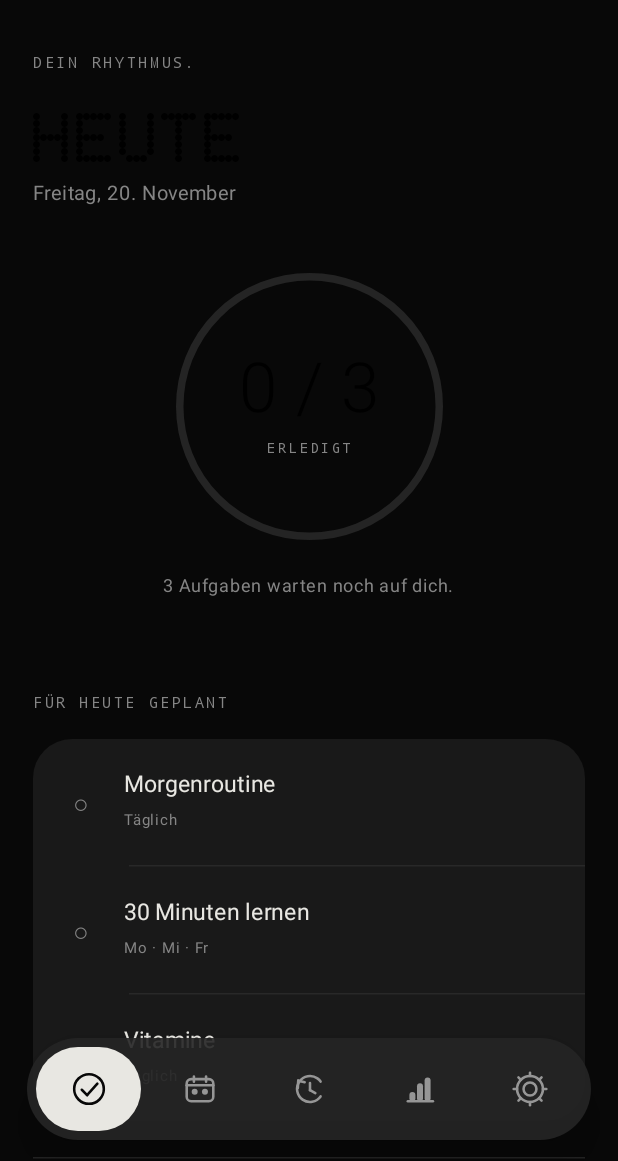
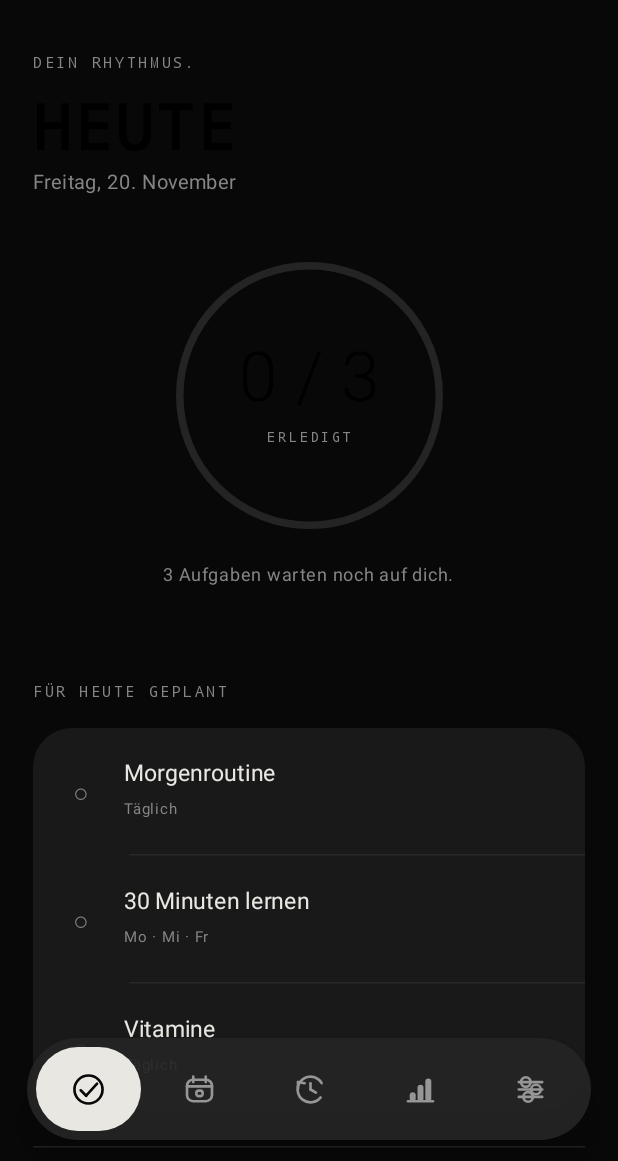
Before and after one commit to lukaechen/NPlanner, an Android app built with Jetpack Compose: the screen it shows after launch (MainActivity), on a phone screen of 412 x 824 dp, the part 75-1236 px from its top. Run offline under Robolectric (Android 15) with nearby library versions, the phone set to English and light mode, and no system bars.

Commit message:
Add files via upload

```diff
--- a/app/src/main/java/at/lukaechen/nplanner/MainActivity.kt
+++ b/app/src/main/java/at/lukaechen/nplanner/MainActivity.kt
@@ -115,7 +115,7 @@ class MainActivity : ComponentActivity() {
             onDismissRequest = { addDialog = false },
             containerColor = Panel,
             shape = RoundedCornerShape(28.dp),
-            title = { Text("NEUE AUFGABE", fontFamily = ndot, fontSize = 24.sp) },
+            title = { DotMatrixTitle("NEUE AUFGABE", fontSize = 24.sp) },
             text = { OutlinedTextField(newName, { newName = it.take(60) }, label = { Text("Bezeichnung") }, singleLine = true) },
             confirmButton = { TextButton(enabled = newName.isNotBlank(), onClick = {
                 rules = rules + Rule(UUID.randomUUID().toString(), newName.trim(), (1..7).toSet())
@@ -126,13 +126,18 @@ class MainActivity : ComponentActivity() {
     }
 }
 
+@Composable private fun DotMatrixTitle(text: String, modifier: Modifier = Modifier, fontSize: androidx.compose.ui.unit.TextUnit = 42.sp) {
+    // Safe display layer: system glyphs plus dot-matrix texture. Avoids blank headings caused by the current OTF.
+    Text(text, modifier = modifier, fontFamily = FontFamily.Monospace, fontWeight = FontWeight.Bold, fontSize = fontSize, lineHeight = fontSize * 1.06f, letterSpacing = 2.sp)
+}
+
 @Composable private fun Screen(ndot: FontFamily, eyebrow: String, title: String, subtitle: String, content: @Composable ColumnScope.() -> Unit) {
     Column(Modifier.fillMaxSize().verticalScroll(rememberScrollState()).padding(horizontal = 22.dp).padding(top = 26.dp, bottom = 120.dp)) {
         Row(verticalAlignment = Alignment.CenterVertically) {
             Box(Modifier.size(6.dp).background(Red, CircleShape)); Spacer(Modifier.width(9.dp)); Text("NPLANNER", fontFamily = FontFamily.Monospace, fontSize = 11.sp, letterSpacing = 2.sp)
         }
         Spacer(Modifier.height(30.dp)); Text(eyebrow, color = Muted, fontFamily = FontFamily.Monospace, fontSize = 10.sp, letterSpacing = 1.8.sp)
-        Text(title, fontFamily = ndot, fontSize = 42.sp, lineHeight = 45.sp, modifier = Modifier.padding(top = 7.dp))
+        DotMatrixTitle(title, Modifier.padding(top = 7.dp))
         Text(subtitle, color = Muted, fontSize = 13.sp); Spacer(Modifier.height(22.dp)); content()
     }
 }
@@ -145,7 +150,7 @@ class MainActivity : ComponentActivity() {
         Text(if (done == rules.size) "Dein Tag ist abgeschlossen." else "${rules.size - done} ${if (rules.size - done == 1) "Aufgabe wartet" else "Aufgaben warten"} noch auf dich.", color = Muted, fontSize = 12.sp, modifier = Modifier.align(Alignment.CenterHorizontally))
         Spacer(Modifier.height(28.dp))
         if (done == rules.size) {
-            Text("FÜR HEUTE FERTIG.", fontFamily = ndot, fontSize = 30.sp, modifier = Modifier.align(Alignment.CenterHorizontally))
+            DotMatrixTitle("FÜR HEUTE FERTIG.", Modifier.align(Alignment.CenterHorizontally), 29.sp)
             Text("Alles erledigt. Der Rest des Tages gehört dir.", color = Muted, fontSize = 13.sp, modifier = Modifier.align(Alignment.CenterHorizontally).padding(top = 8.dp, bottom = 25.dp))
         } else {
             SectionLabel("FÜR HEUTE GEPLANT")
@@ -258,38 +263,45 @@ private enum class NavGlyph { TODAY, WEEK, HISTORY, STATS, SETUP }
 }
 
 @Composable private fun NavIcon(glyph: NavGlyph, color: Color) {
-    Canvas(Modifier.size(25.dp)) {
-        val w = 1.7.dp.toPx()
-        fun line(a: Offset, b: Offset) = drawLine(color, a, b, w, StrokeCap.Round)
-        when (glyph) {
+    Canvas(Modifier.size(26.dp)) {
+        val w = 1.75.dp.toPx(); val cx=size.width/2; val cy=size.height/2
+        fun line(x1:Float,y1:Float,x2:Float,y2:Float)=drawLine(color,Offset(x1,y1),Offset(x2,y2),w,StrokeCap.Round)
+        when(glyph) {
             NavGlyph.TODAY -> {
-                drawCircle(color, radius = size.minDimension * .39f, style = Stroke(w))
-                line(Offset(size.width*.31f,size.height*.52f), Offset(size.width*.45f,size.height*.66f))
-                line(Offset(size.width*.45f,size.height*.66f), Offset(size.width*.72f,size.height*.36f))
+                drawCircle(color,size.width*.36f,Offset(cx,cy),style=Stroke(w))
+                line(size.width*.30f,size.height*.52f,size.width*.44f,size.height*.66f)
+                line(size.width*.44f,size.height*.66f,size.width*.72f,size.height*.35f)
             }
             NavGlyph.WEEK -> {
-                val left=size.width*.15f; val top=size.height*.24f; val right=size.width*.85f; val bottom=size.height*.82f
-                drawRoundRect(color, Offset(left,top), Size(right-left,bottom-top), cornerRadius=androidx.compose.ui.geometry.CornerRadius(3.dp.toPx()), style=Stroke(w))
-                line(Offset(left, size.height*.40f), Offset(right,size.height*.40f))
-                line(Offset(size.width*.34f,size.height*.17f),Offset(size.width*.34f,size.height*.31f)); line(Offset(size.width*.66f,size.height*.17f),Offset(size.width*.66f,size.height*.31f))
-                drawCircle(color,2.dp.toPx(),Offset(size.width*.36f,size.height*.57f)); drawCircle(color,2.dp.toPx(),Offset(size.width*.63f,size.height*.57f))
+                // clean calendar outline with two binding tabs and one date square
+                val l=size.width*.18f; val t=size.height*.25f; val r=size.width*.82f; val b=size.height*.80f
+                drawRoundRect(color,Offset(l,t),Size(r-l,b-t),androidx.compose.ui.geometry.CornerRadius(4.dp.toPx()),style=Stroke(w))
+                line(l,size.height*.42f,r,size.height*.42f)
+                line(size.width*.34f,size.height*.17f,size.width*.34f,size.height*.31f)
+                line(size.width*.66f,size.height*.17f,size.width*.66f,size.height*.31f)
+                drawRoundRect(color,Offset(size.width*.42f,size.height*.53f),Size(size.width*.16f,size.height*.14f),androidx.compose.ui.geometry.CornerRadius(1.5.dp.toPx()),style=Stroke(w))
             }
             NavGlyph.HISTORY -> {
-                drawArc(color, 35f, 290f, false, Offset(size.width*.16f,size.height*.16f), Size(size.width*.68f,size.height*.68f), style=Stroke(w,cap=StrokeCap.Round))
-                line(Offset(size.width*.19f,size.height*.28f),Offset(size.width*.18f,size.height*.47f)); line(Offset(size.width*.19f,size.height*.28f),Offset(size.width*.36f,size.height*.32f))
-                line(Offset(size.width*.50f,size.height*.34f),Offset(size.width*.50f,size.height*.53f)); line(Offset(size.width*.50f,size.height*.53f),Offset(size.width*.64f,size.height*.61f))
+                // simple history clock: circular arrow + clock hands
+                drawArc(color,38f,292f,false,Offset(size.width*.17f,size.height*.17f),Size(size.width*.66f,size.height*.66f),style=Stroke(w,cap=StrokeCap.Round))
+                line(size.width*.18f,size.height*.31f,size.width*.18f,size.height*.49f)
+                line(size.width*.18f,size.height*.31f,size.width*.35f,size.height*.34f)
+                line(cx,cy,cx,size.height*.34f); line(cx,cy,size.width*.64f,size.height*.58f)
             }
             NavGlyph.STATS -> {
-                val base=size.height*.82f; line(Offset(size.width*.18f,base),Offset(size.width*.84f,base))
-                listOf(.30f to .58f,.50f to .35f,.70f to .20f).forEach { (x,t) ->
-                    drawRoundRect(color, Offset(size.width*x-2.dp.toPx(),size.height*t), Size(4.dp.toPx(),base-size.height*t), cornerRadius=androidx.compose.ui.geometry.CornerRadius(2.dp.toPx()))
-                }
+                val base=size.height*.80f
+                line(size.width*.18f,base,size.width*.82f,base)
+                val xs=listOf(.30f,.50f,.70f); val tops=listOf(.57f,.38f,.22f)
+                xs.indices.forEach { i -> drawRoundRect(color,Offset(size.width*xs[i]-2.dp.toPx(),size.height*tops[i]),Size(4.dp.toPx(),base-size.height*tops[i]),androidx.compose.ui.geometry.CornerRadius(2.dp.toPx())) }
             }
             NavGlyph.SETUP -> {
-                drawCircle(color, radius=size.width*.17f, style=Stroke(w)); drawCircle(color,radius=size.width*.34f,style=Stroke(w))
-                repeat(8){i-> val a=Math.toRadians((i*45).toDouble()); val c=Offset(size.width/2,size.height/2); val r1=size.width*.34f; val r2=size.width*.43f
-                    line(Offset(c.x+(kotlin.math.cos(a)*r1).toFloat(),c.y+(kotlin.math.sin(a)*r1).toFloat()),Offset(c.x+(kotlin.math.cos(a)*r2).toFloat(),c.y+(kotlin.math.sin(a)*r2).toFloat()))
-                }
+                // cleaner sliders icon instead of a complex gear
+                line(size.width*.20f,size.height*.31f,size.width*.80f,size.height*.31f)
+                line(size.width*.20f,size.height*.50f,size.width*.80f,size.height*.50f)
+                line(size.width*.20f,size.height*.69f,size.width*.80f,size.height*.69f)
+                drawCircle(color,3.2.dp.toPx(),Offset(size.width*.38f,size.height*.31f),style=Stroke(w))
+                drawCircle(color,3.2.dp.toPx(),Offset(size.width*.64f,size.height*.50f),style=Stroke(w))
+                drawCircle(color,3.2.dp.toPx(),Offset(size.width*.44f,size.height*.69f),style=Stroke(w))
             }
         }
     }
--- /dev/null
+++ b/app/src/main/res/font/NDOT_DATEI_HIER_ABLAGE.txt
@@ -0,0 +1,7 @@
+Die vorhandene Schriftdatei muss exakt so heißen:
+ndot_47.otf
+
+Zielpfad:
+app/src/main/res/font/ndot_47.otf
+
+Diese Hinweisedatei anschließend löschen.
```
Also changed, not shown: 1 other file.
